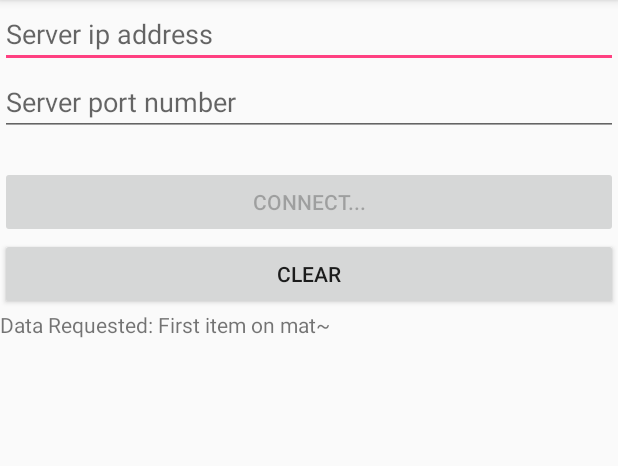
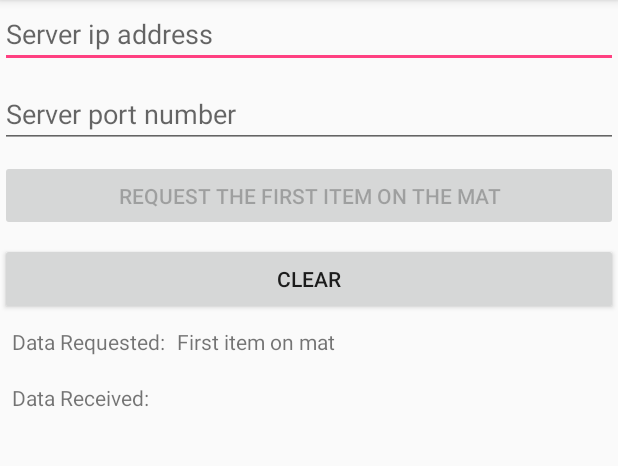
Before and after one commit to dfpeck/smart-shelf, an Android app: the screen it shows after launch (MainActivity), after a tap on "CLEAR", on a phone screen of 412 x 824 dp, the part 84-550 px from its top. Run offline under Robolectric (Android 15) with nearby library versions, the phone set to English and light mode, and no system bars; 1 other tap on this screen came first.

Commit message:
Created string conditionals for socket requests

```diff
--- a/android/MatClient/app/src/main/java/com/taylorhoss/matclient/Client.java
+++ b/android/MatClient/app/src/main/java/com/taylorhoss/matclient/Client.java
@@ -68,14 +68,10 @@ public class Client extends AsyncTask<String, String, String> {
             Log.i(TAG, "Reading in response from socket...");
             while (byteRead != -1) {
                 byteRead = in.read();
-                Log.i(TAG, "appending bytes to string...");
                 if (byteRead == 126){
                     byteRead = -1;
                 }else {
                     sb.append((char) byteRead);
-                    Log.i(TAG, "done with first loop...");
-                    Log.i(TAG, "string current state: " + sb.toString());
-                    Log.i(TAG, "byteRead: " + (char) byteRead);
                 }
             }
 
--- a/android/MatClient/app/src/main/java/com/taylorhoss/matclient/MainActivity.java
+++ b/android/MatClient/app/src/main/java/com/taylorhoss/matclient/MainActivity.java
@@ -6,8 +6,6 @@ import android.view.View;
 import android.widget.Button;
 import android.widget.EditText;
 import android.widget.TextView;
-
-import static android.R.attr.button;
 
 public class MainActivity extends AppCompatActivity {
 
@@ -33,10 +31,12 @@ public class MainActivity extends AppCompatActivity {
                 buttonConnect.setEnabled(false);
                 Client myClient = new Client(MainActivity.this, response, buttonConnect);
 
+                request.setText("First item on mat");
+
                 myClient.execute(
                         address.getText().toString(),
                         port.getText().toString(),
-                        request.getText().toString());
+                        "First item on mat~");
             }
         });
 
--- a/android/MatClient/app/src/main/res/layout/activity_main.xml
+++ b/android/MatClient/app/src/main/res/layout/activity_main.xml
@@ -7,48 +7,118 @@
     android:layout_height="match_parent"
     tools:context="com.taylorhoss.matclient.MainActivity">
 
-    <LinearLayout xmlns:android="http://schemas.android.com/apk/res/android"
-                  xmlns:tools="http://schemas.android.com/tools"
+    <LinearLayout
         android:layout_width="match_parent"
         android:layout_height="match_parent"
-                  android:orientation="vertical" >
+        android:orientation="vertical">
 
         <EditText
             android:id="@+id/addressEditText"
             android:layout_width="match_parent"
             android:layout_height="wrap_content"
-            android:hint="Server ip address" />
+            android:hint="@string/server_ip_address"
+            app:layout_constraintHorizontal_bias="0.0"
+            app:layout_constraintLeft_toLeftOf="parent"
+            app:layout_constraintRight_toRightOf="parent"
+            app:layout_constraintTop_toTopOf="parent"/>
 
         <EditText
             android:id="@+id/portEditText"
             android:layout_width="match_parent"
             android:layout_height="wrap_content"
-            android:hint="Server port number" />
+            android:layout_marginTop="8dp"
+            android:hint="@string/server_port_number"
+            app:layout_constraintEnd_toEndOf="parent"
+            app:layout_constraintLeft_toLeftOf="parent"
+            app:layout_constraintTop_toBottomOf="@+id/addressEditText"/>
 
         <Button
             android:id="@+id/connectButton"
             android:layout_width="match_parent"
-            android:layout_height="wrap_content"
-            android:layout_marginTop="20dp"
-            android:text="Connect..." />
+            android:layout_height="47dp"
+            android:layout_marginTop="8dp"
+            android:text="@string/connect"
+            app:layout_constraintHorizontal_bias="0.501"
+            app:layout_constraintLeft_toLeftOf="parent"
+            app:layout_constraintRight_toRightOf="parent"
+            app:layout_constraintTop_toBottomOf="@+id/portEditText"/>
 
         <Button
             android:id="@+id/clearButton"
             android:layout_width="match_parent"
-            android:layout_height="wrap_content"
-            android:text="Clear" />
+            android:layout_height="48dp"
+            android:layout_marginTop="8dp"
+            android:text="@string/clear"
+            app:layout_constraintBottom_toBottomOf="parent"
+            app:layout_constraintHorizontal_bias="1.0"
+            app:layout_constraintLeft_toLeftOf="parent"
+            app:layout_constraintRight_toRightOf="parent"
+            app:layout_constraintTop_toBottomOf="@+id/addressEditText"
+            app:layout_constraintVertical_bias="0.244"/>
+
+        <android.support.constraint.ConstraintLayout
+            android:layout_width="match_parent"
+            android:layout_height="match_parent">
+
+            <TextView
+                android:id="@+id/dataRequestedTextView"
+                android:layout_width="wrap_content"
+                android:layout_height="0dp"
+                android:layout_marginEnd="252dp"
+                android:layout_marginStart="8dp"
+                android:layout_marginTop="8dp"
+                android:text="@string/data_requested"
+                app:layout_constraintEnd_toEndOf="parent"
+                app:layout_constraintHorizontal_bias="0.0"
+                app:layout_constraintStart_toStartOf="parent"
+                app:layout_constraintTop_toTopOf="parent"/>
 
             <TextView
                 android:id="@+id/requestTextView"
-            android:layout_width="match_parent"
+                android:layout_width="0dp"
                 android:layout_height="wrap_content"
-            android:text="Data Requested: First item on mat~"/>
+                android:layout_marginEnd="16dp"
+                android:layout_marginRight="16dp"
+                android:layout_marginStart="8dp"
+                android:layout_marginTop="8dp"
+                app:layout_constraintEnd_toEndOf="parent"
+                app:layout_constraintHorizontal_bias="0.0"
+                app:layout_constraintRight_toRightOf="parent"
+                app:layout_constraintStart_toEndOf="@+id/dataRequestedTextView"
+                app:layout_constraintTop_toTopOf="parent"/>
 
             <TextView
                 android:id="@+id/responseTextView"
-            android:layout_width="match_parent"
+                android:layout_width="0dp"
                 android:layout_height="wrap_content"
-            android:text="Data Received:"/>
+                android:layout_marginEnd="8dp"
+                android:layout_marginRight="16dp"
+                android:layout_marginStart="8dp"
+                android:layout_marginTop="8dp"
+                app:layout_constraintBottom_toBottomOf="parent"
+                app:layout_constraintEnd_toEndOf="parent"
+                app:layout_constraintHorizontal_bias="1.0"
+                app:layout_constraintRight_toRightOf="parent"
+                app:layout_constraintStart_toEndOf="@+id/dataReceivedTextView"
+                app:layout_constraintTop_toBottomOf="@+id/requestTextView"
+                app:layout_constraintVertical_bias="0.02"/>
+
+            <TextView
+                android:id="@+id/dataReceivedTextView"
+                android:layout_width="wrap_content"
+                android:layout_height="wrap_content"
+                android:layout_marginLeft="16dp"
+                android:layout_marginStart="8dp"
+                android:layout_marginTop="8dp"
+                android:text="@string/data_received"
+                app:layout_constraintBottom_toBottomOf="parent"
+                app:layout_constraintEnd_toEndOf="parent"
+                app:layout_constraintHorizontal_bias="0.0"
+                app:layout_constraintLeft_toLeftOf="parent"
+                app:layout_constraintStart_toStartOf="parent"
+                app:layout_constraintTop_toBottomOf="@+id/dataRequestedTextView"
+                app:layout_constraintVertical_bias="0.02"/>
+        </android.support.constraint.ConstraintLayout>
 
     </LinearLayout>
 
--- a/android/MatClient/app/src/main/res/values/strings.xml
+++ b/android/MatClient/app/src/main/res/values/strings.xml
@@ -1,3 +1,9 @@
 <resources>
     <string name="app_name">MatClient</string>
+    <string name="server_ip_address">Server ip address</string>
+    <string name="server_port_number">Server port number</string>
+    <string name="connect">Request the first item on the mat</string>
+    <string name="clear">Clear</string>
+    <string name="data_received">Data Received:</string>
+    <string name="data_requested">Data Requested:</string>
 </resources>
--- a/android/MatServer/app/src/main/java/com/taylorhoss/matserver/Server.java
+++ b/android/MatServer/app/src/main/java/com/taylorhoss/matserver/Server.java
@@ -80,64 +80,12 @@ public class Server {
                     SocketServerRequestThread request = new SocketServerRequestThread(socket, count);
                     request.start();
 
-                    //SocketServerReplyThread reply = new SocketServerReplyThread(socket, count);
-                    //reply.run();
-
                 }
             } catch (IOException e) {
                 // TODO Auto-generated catch block
                 e.printStackTrace();
             }
         }
-    }
-
-    private class SocketServerReplyThread extends Thread {
-
-        private Socket hostThreadSocket;
-        int cnt;
-
-        SocketServerReplyThread(Socket socket, int c) {
-            hostThreadSocket = socket;
-            cnt = c;
-        }
-
-        @Override
-        public void run() {
-            OutputStream out;
-            String msgReply = "Hello from Server, you are #" + cnt + "\n"
-                    + "Answer to request: Bucket of Bolts";
-
-            try {
-                // send message through socket via OutputStream
-                out = hostThreadSocket.getOutputStream();
-                out.write(msgReply.getBytes());
-
-                message += "Sent: " + msgReply + "\n";
-
-                activity.runOnUiThread(new Runnable() {
-
-                    @Override
-                    public void run() {
-                        activity.msg.setText(message);
-                    }
-                });
-
-            } catch (IOException e) {
-                // TODO Auto-generated catch block
-                e.printStackTrace();
-                message += "IOException in SocketServerReplyThread"
-                        + e.toString() + "\n";
-            }
-
-            activity.runOnUiThread(new Runnable() {
-
-                @Override
-                public void run() {
-                    activity.msg.setText(message);
-                }
-            });
-        }
-
     }
 
     private class SocketServerRequestThread extends Thread {
@@ -167,22 +115,21 @@ public class Server {
                 Log.i(TAG, "attempting to read in from socket...");
                 while (byteRead != -1) {
                     byteRead = in.read();
-                    Log.i(TAG, "appending bytes to string...");
                     if (byteRead == 126){
                         byteRead = -1;
                     }else {
                         sb.append((char) byteRead);
-                        Log.i(TAG, "done with first loop...");
-                        Log.i(TAG, "string current state: " + sb.toString());
-                        Log.i(TAG, "byteRead: " + (char) byteRead);
                     }
                 }
 
-                // send it back (testing)
-                Log.i(TAG, "outputting response to socket...");
-                OutputStream out = hostThreadSocket.getOutputStream();
-                out.write((sb.toString() + "~").getBytes());
-                out.flush();
+                // compare lexigraphically since bytes will be different
+                if(sb.toString().compareTo("First item on mat") == 0) {
+                    // send response
+                    Log.i(TAG, "outputting response to socket...");
+                    OutputStream out = hostThreadSocket.getOutputStream();
+                    out.write(("Bucket of bolts~").getBytes());
+                    out.flush();
+                }
 
             } catch (IOException e) {
                 // TODO Auto-generated catch block
```
Lines whose indentation alone changed are shown as unchanged.
